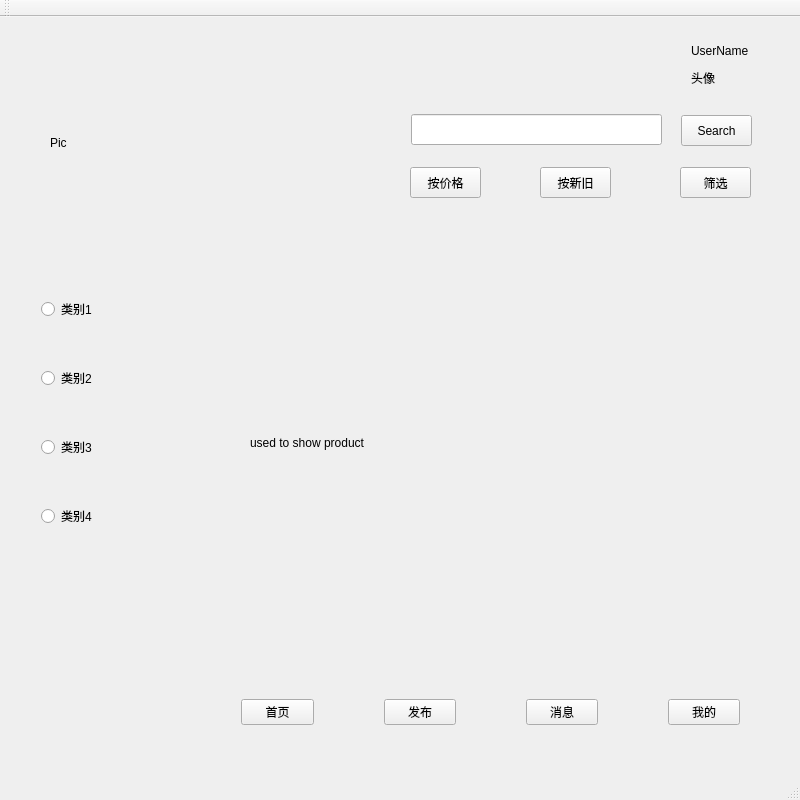
The window that Game/mainwindow.ui (woojoo520/Shopping) describes before a commit, drawn with Qt 5.
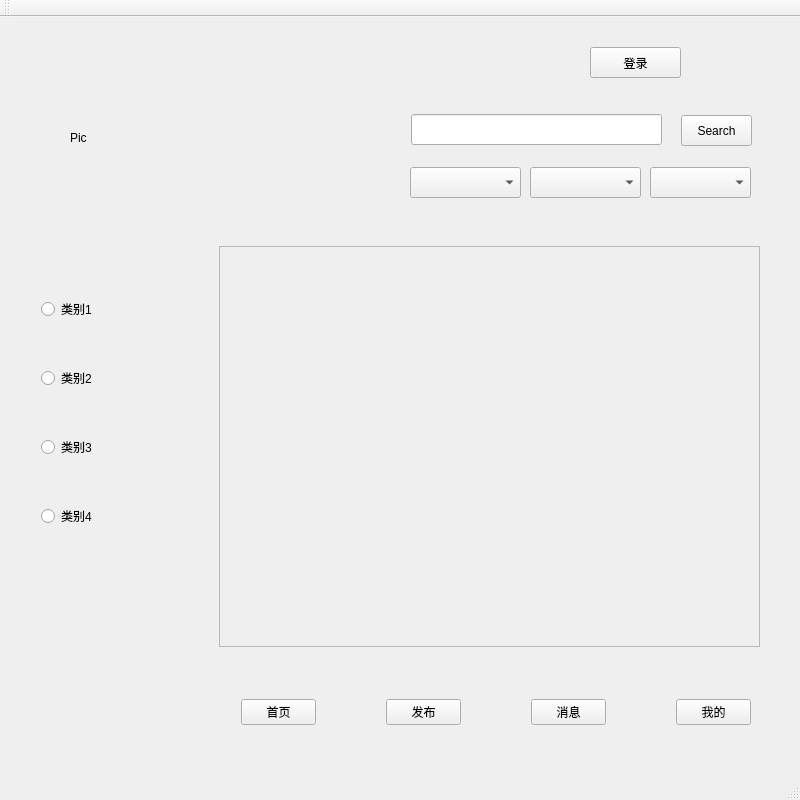
The same window after the commit.

```diff
--- a/Game/mainwindow.ui
+++ b/Game/mainwindow.ui
@@ -14,71 +14,19 @@
    <string>MainWindow</string>
   </property>
   <widget class="QWidget" name="centralWidget">
-   <widget class="QPushButton" name="priceBtn">
-    <property name="geometry">
-     <rect>
-      <x>410</x>
-      <y>150</y>
-      <width>71</width>
-      <height>31</height>
-     </rect>
-    </property>
-    <property name="text">
-     <string>按价格</string>
-    </property>
-   </widget>
-   <widget class="QPushButton" name="newBtn">
-    <property name="geometry">
-     <rect>
-      <x>540</x>
-      <y>150</y>
-      <width>71</width>
-      <height>31</height>
-     </rect>
-    </property>
-    <property name="text">
-     <string>按新旧</string>
-    </property>
-   </widget>
-   <widget class="QPushButton" name="chooseBtn">
-    <property name="geometry">
-     <rect>
-      <x>680</x>
-      <y>150</y>
-      <width>71</width>
-      <height>31</height>
-     </rect>
-    </property>
-    <property name="text">
-     <string>筛选</string>
-    </property>
-   </widget>
    <widget class="QLabel" name="pic_label">
     <property name="geometry">
      <rect>
-      <x>50</x>
-      <y>70</y>
-      <width>251</width>
-      <height>111</height>
+      <x>70</x>
+      <y>60</y>
+      <width>321</width>
+      <height>121</height>
      </rect>
     </property>
     <property name="text">
      <string>Pic</string>
     </property>
    </widget>
-   <widget class="QLabel" name="productLabel">
-    <property name="geometry">
-     <rect>
-      <x>250</x>
-      <y>230</y>
-      <width>501</width>
-      <height>391</height>
-     </rect>
-    </property>
-    <property name="text">
-     <string>used to show product</string>
-    </property>
-   </widget>
    <widget class="QLineEdit" name="searchEdit">
     <property name="geometry">
      <rect>
@@ -108,33 +56,7 @@
      <string>Search</string>
     </property>
    </widget>
-   <widget class="QWidget" name="">
-    <property name="geometry">
-     <rect>
-      <x>680</x>
-      <y>10</y>
-      <width>111</width>
-      <height>71</height>
-     </rect>
-    </property>
-    <layout class="QVBoxLayout" name="verticalLayout_4" stretch="1,0">
-     <item>
-      <widget class="QLabel" name="userName_label">
-       <property name="text">
-        <string>UserName</string>
-       </property>
-      </widget>
-     </item>
-     <item>
-      <widget class="QLabel" name="imgLabel">
-       <property name="text">
-        <string>头像</string>
-       </property>
-      </widget>
-     </item>
-    </layout>
-   </widget>
-   <widget class="QWidget" name="">
+   <widget class="QWidget" name="layoutWidget">
     <property name="geometry">
      <rect>
       <x>30</x>
@@ -186,12 +108,12 @@
      </item>
     </layout>
    </widget>
-   <widget class="QWidget" name="">
+   <widget class="QWidget" name="layoutWidget">
     <property name="geometry">
      <rect>
       <x>230</x>
       <y>670</y>
-      <width>521</width>
+      <width>532</width>
       <height>51</height>
      </rect>
     </property>
@@ -229,6 +151,88 @@
      </item>
     </layout>
    </widget>
+   <widget class="QComboBox" name="priceBox">
+    <property name="geometry">
+     <rect>
+      <x>410</x>
+      <y>150</y>
+      <width>111</width>
+      <height>31</height>
+     </rect>
+    </property>
+   </widget>
+   <widget class="QComboBox" name="newBox">
+    <property name="geometry">
+     <rect>
+      <x>530</x>
+      <y>150</y>
+      <width>111</width>
+      <height>31</height>
+     </rect>
+    </property>
+   </widget>
+   <widget class="QComboBox" name="chooseBox">
+    <property name="geometry">
+     <rect>
+      <x>650</x>
+      <y>150</y>
+      <width>101</width>
+      <height>31</height>
+     </rect>
+    </property>
+   </widget>
+   <widget class="QScrollArea" name="showArea">
+    <property name="geometry">
+     <rect>
+      <x>219</x>
+      <y>229</y>
+      <width>541</width>
+      <height>401</height>
+     </rect>
+    </property>
+    <property name="widgetResizable">
+     <bool>true</bool>
+    </property>
+    <widget class="QWidget" name="scrollAreaWidgetContents">
+     <property name="geometry">
+      <rect>
+       <x>0</x>
+       <y>0</y>
+       <width>539</width>
+       <height>399</height>
+      </rect>
+     </property>
+    </widget>
+   </widget>
+   <widget class="QLabel" name="userName_label">
+    <property name="geometry">
+     <rect>
+      <x>680</x>
+      <y>60</y>
+      <width>91</width>
+      <height>21</height>
+     </rect>
+    </property>
+    <property name="text">
+     <string/>
+    </property>
+    <property name="alignment">
+     <set>Qt::AlignCenter</set>
+    </property>
+   </widget>
+   <widget class="QPushButton" name="LogonBtn">
+    <property name="geometry">
+     <rect>
+      <x>590</x>
+      <y>30</y>
+      <width>91</width>
+      <height>31</height>
+     </rect>
+    </property>
+    <property name="text">
+     <string>登录</string>
+    </property>
+   </widget>
   </widget>
   <widget class="QMenuBar" name="menuBar">
    <property name="geometry">
```
